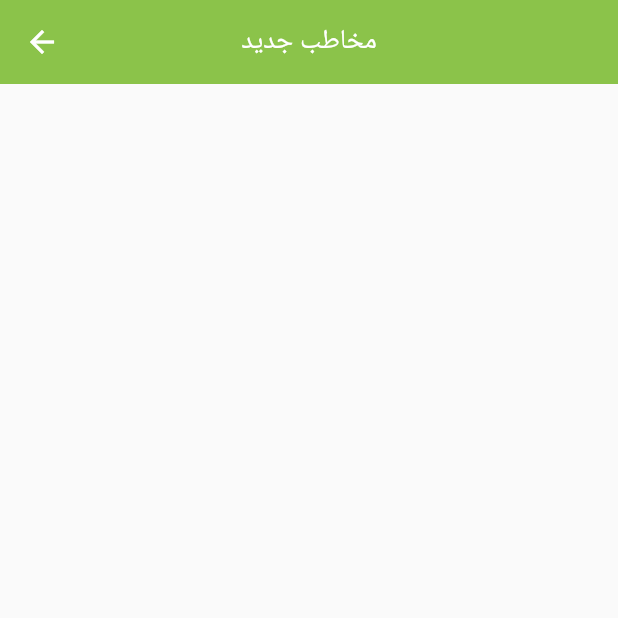
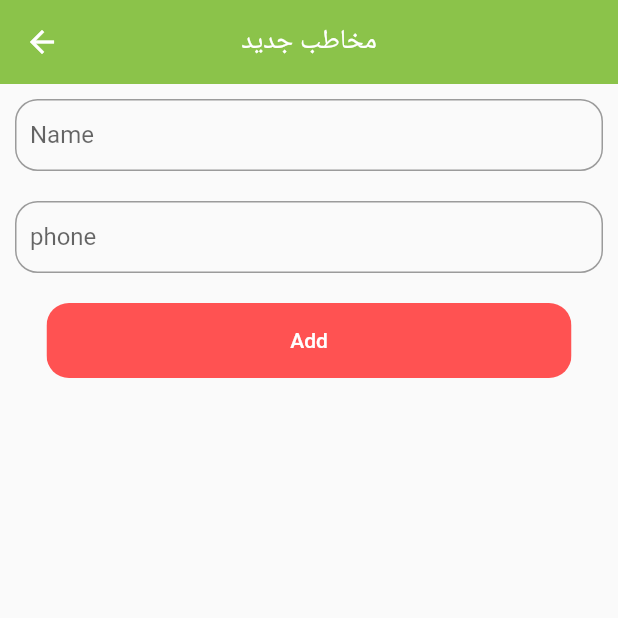
Before and after one commit to mehranext/contacts, a Flutter app: the AppEditScreen screen opened directly, on a phone screen of 412 x 824 dp, the top half of it. Run offline on Flutter 3.47's test engine with Material 2 defaults, Android fonts, the phone set to English and light mode, and no system bars.

Commit message:
Explain validate for enter in our textField and wrap our scaffold to form and create key for them and explain some conditions for our floating action button

```diff
--- a/lib/screens/add_edit_screen.dart
+++ b/lib/screens/add_edit_screen.dart
@@ -1,6 +1,11 @@
+import 'package:contacts/widgets/MyButton.dart';
+import 'package:contacts/widgets/MyTextField.dart';
 import 'package:flutter/material.dart';
 
 class AppEditScreen extends StatefulWidget {
+  static TextEditingController nameController = TextEditingController();
+  static TextEditingController phoneController = TextEditingController();
+
   const AppEditScreen({super.key});
 
   @override
@@ -8,9 +13,12 @@ class AppEditScreen extends StatefulWidget {
 }
 
 class _AppEditScreenState extends State<AppEditScreen> {
+  final FormKey = GlobalKey<FormState>();
   @override
   Widget build(BuildContext context) {
-    return Scaffold(
+    return Form(
+      key: FormKey,
+      child: Scaffold(
         appBar: AppBar(
           backgroundColor: Colors.lightGreen,
           title: const Text(
@@ -20,6 +28,38 @@ class _AppEditScreenState extends State<AppEditScreen> {
           centerTitle: true,
           elevation: 0,
         ),
+        body: Padding(
+          padding: const EdgeInsets.all(10.0),
+          child: Column(
+            children: [
+              MyTextField(
+                controller: AppEditScreen.nameController,
+                errorText: 'Enter Your Name',
+                hintText: 'Name',
+                inputType: TextInputType.name,
+              ),
+              SizedBox(
+                height: 20,
+              ),
+              MyTextField(
+                controller: AppEditScreen.phoneController,
+                errorText: 'Enter Your Phone Number',
+                hintText: 'phone',
+                inputType: TextInputType.number,
+              ),
+              SizedBox(
+                height: 20,
+              ),
+              MyButton(
+                  child: Text('Add'),
+                  width: 350,
+                  onPressed: () {
+                    if (FormKey.currentState!.validate()) {}
+                  })
+            ],
+          ),
+        ),
+      ),
     );
   }
 }
```
Lines whose indentation alone changed are shown as unchanged.
